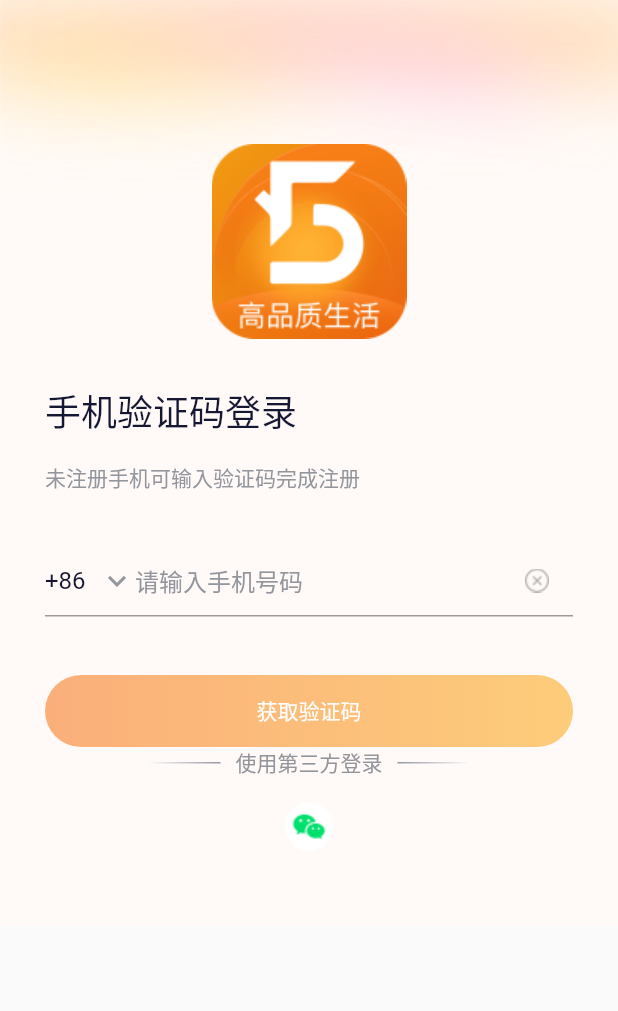
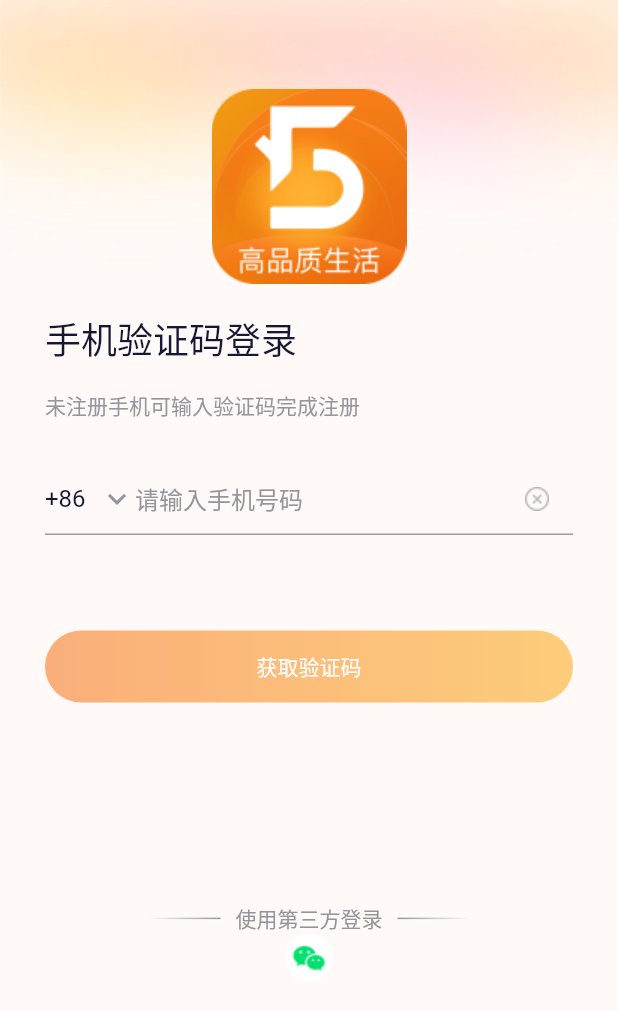
Before and after one commit to TalkMu/xiaowu, a Flutter app: the screen it shows after launch, on a phone screen of 412 x 824 dp. Shown: the top 1011 px of the screen. Run offline on Flutter 3.47's test engine with Material 2 defaults, Android fonts, the phone set to English and light mode, and no system bars; our stand-ins replace flutter_screenutil.

Commit message:
完成登录页面

```diff
--- a/lib/page/login/LoginPage.dart
+++ b/lib/page/login/LoginPage.dart
@@ -1,5 +1,6 @@
 import 'package:flutter/cupertino.dart';
 import 'package:flutter/material.dart';
+import 'package:flutter_screenutil/flutter_screenutil.dart';
 import 'package:xiaowu/util/ColorUtil.dart';
 
 class LoginPage extends StatefulWidget {
@@ -11,38 +12,24 @@ class LoginPage extends StatefulWidget {
 
 class _LoginPageState extends State<LoginPage> {
   TextEditingController phoneController = new TextEditingController();
+
   @override
   Widget build(BuildContext context) {
-    return Scaffold(
-        body:SingleChildScrollView(
-          child: GestureDetector(
-            behavior: HitTestBehavior.translucent,
-            onTap: () {
-              // 触摸收起键盘
-              FocusScope.of(context).requestFocus(FocusNode());
-            },
-            child: Container(
-                decoration: BoxDecoration(
-                  image: new DecorationImage(
-                    fit: BoxFit.fill,
-                    image: AssetImage("assets/images/login/bg.png"),
-                  ),
-                ),
-                child: Container(
-                  margin: EdgeInsets.symmetric(vertical: 0, horizontal: 30),
-                  child: Column(
-                    children: [
-                      Container(
-                        margin: EdgeInsets.only(top: 96),
+    ScreenUtil.instance = ScreenUtil(width:750,height:1334)..init(context);
+
+    Widget logoSection = Container(
       child: Image.asset(
         "assets/images/login/logo.png",
         width: 130,
         height: 130,
       ),
-                      ),
+    );
+
+    Widget labelSection = Container(
+      child: Column(
+        crossAxisAlignment: CrossAxisAlignment.start,
+        children: [
           Container(
-                        alignment: Alignment(-1, 0),
-                        margin: EdgeInsets.only(top: 30),
             child: Text(
               "手机验证码登录",
               style: TextStyle(
@@ -50,7 +37,6 @@ class _LoginPageState extends State<LoginPage> {
             ),
           ),
           Container(
-                        alignment: Alignment(-1, 0),
             margin: EdgeInsets.only(top: 16),
             child: Text(
               "未注册手机可输入验证码完成注册",
@@ -58,8 +44,12 @@ class _LoginPageState extends State<LoginPage> {
                   fontSize: 14, color: ColorUtil.fromHex('#FF94969E')),
             ),
           ),
-                      Container(
-                        margin: EdgeInsets.only(top: 34),
+        ],
+      ),
+    );
+
+    Widget phoneSection = Container(
+
       child: TextField(
         controller: phoneController,
         keyboardType: TextInputType.number,
@@ -76,8 +66,7 @@ class _LoginPageState extends State<LoginPage> {
                   child: Text(
                     "+86",
                     style: TextStyle(
-                                          color: ColorUtil.fromHex("#161833"),
-                                          fontSize: 16),
+                        color: ColorUtil.fromHex("#161833"), fontSize: 16),
                   ),
                 ),
                 Container(
@@ -91,14 +80,12 @@ class _LoginPageState extends State<LoginPage> {
             ),
           ),
           border: UnderlineInputBorder(
-                              borderSide:
-                              BorderSide(color: ColorUtil.fromHex("#DDDEDD")),
+            borderSide: BorderSide(color: ColorUtil.fromHex("#DDDEDD")),
           ),
           focusedBorder: UnderlineInputBorder(
-                                borderSide: BorderSide(
-                                    color: ColorUtil.fromHex("#DDDEDD"))),
+              borderSide: BorderSide(color: ColorUtil.fromHex("#DDDEDD"))),
           suffixIcon: GestureDetector(
-                              onTap: (){
+            onTap: () {
               this.phoneController.clear();
             },
             child: Image.asset("assets/images/login/cha.png"),
@@ -106,9 +93,10 @@ class _LoginPageState extends State<LoginPage> {
         ),
         autofocus: false,
       ),
-                      ),
-                      Opacity(
-                        opacity: this.checkPhone()?1:0.5,
+    );
+
+    Widget btnSection = Opacity(
+      opacity: this.checkPhone() ? 1 : 0.5,
       child: Container(
         margin: EdgeInsets.only(top: 39),
         width: MediaQuery.of(context).size.width,
@@ -125,12 +113,16 @@ class _LoginPageState extends State<LoginPage> {
             '获取验证码',
             style: TextStyle(color: Colors.white),
           ),
-                            onPressed: ()=>this.checkPhone()?this.getVerificationCode():null,
+          onPressed: () =>
+              this.checkPhone() ? this.getVerificationCode() : null,
         ),
       ),
-                      ),
+    );
+
+    Widget weiXinSection = Container(
+      child: Column(
+        children: [
           Container(
-                        margin: EdgeInsets.only(bottom: 16),
             child: Row(
               mainAxisAlignment: MainAxisAlignment.center,
               children: [
@@ -143,11 +135,18 @@ class _LoginPageState extends State<LoginPage> {
                       ],
                     ),
                   ),
-                              child: Container(width: 50, height: 1,),
+                  child: Container(
+                    width: 50,
+                    height: 1,
+                  ),
                 ),
                 Container(
                   margin: EdgeInsets.only(left: 10),
-                              child: Text("使用第三方登录",style: TextStyle(color: ColorUtil.fromHex("#93959B"),fontSize: 14),),
+                  child: Text(
+                    "使用第三方登录",
+                    style: TextStyle(
+                        color: ColorUtil.fromHex("#93959B"), fontSize: 14),
+                  ),
                 ),
                 Container(
                   margin: EdgeInsets.only(left: 10),
@@ -159,15 +158,17 @@ class _LoginPageState extends State<LoginPage> {
                       ],
                     ),
                   ),
-                              child: Container(width: 50, height: 1,),
+                  child: Container(
+                    width: 50,
+                    height: 1,
+                  ),
                 ),
               ],
             ),
           ),
           Container(
-                        margin: EdgeInsets.only(bottom: 50),
             child: GestureDetector(
-                          onTap: (){
+              onTap: () {
                 this.weiXinLogin();
               },
               child: Image.asset(
@@ -179,30 +180,62 @@ class _LoginPageState extends State<LoginPage> {
           ),
         ],
       ),
+    );
+
+    return Scaffold(
+        body:GestureDetector(
+          behavior: HitTestBehavior.translucent,
+          onTap: () {
+            // 触摸收起键盘
+            FocusScope.of(context).requestFocus(FocusNode());
+          },
+          child: Container(
+              decoration: BoxDecoration(
+                image: new DecorationImage(
+                  fit: BoxFit.fill,
+                  image: AssetImage("assets/images/login/bg.png"),
+                ),
+              ),
+              child: Container(
+                margin: EdgeInsets.symmetric(vertical: 0,horizontal: 30),
+                child: new ListView(
+                  children: <Widget>[
+                    new SizedBox(height: ScreenUtil().setHeight(96),),
+                    logoSection,
+                    new SizedBox(height: ScreenUtil().setHeight(30),),
+                    labelSection,
+                    new SizedBox(height: ScreenUtil().setHeight(45),),
+                    phoneSection,
+                    new SizedBox(height: ScreenUtil().setHeight(40),),
+                    btnSection,
+                    new SizedBox(height: ScreenUtil().setHeight(216),),
+                    weiXinSection,
+                    new SizedBox(height: ScreenUtil().setHeight(53),),
+                  ],
                 )),
-          ),
+              )
         )
     );
   }
 
   /// 校验电话号码是否通过
-  bool checkPhone(){
+  bool checkPhone() {
     var phone = this.phoneController.text;
-    if(phone.isEmpty){
+    if (phone.isEmpty) {
       return false;
     }
-    if(phone.length != 11){
+    if (phone.length != 11) {
       return false;
     }
     return true;
   }
 
-  bool getVerificationCode(){
+  bool getVerificationCode() {
     print("获取验证码");
     return true;
   }
 
-  bool weiXinLogin(){
+  bool weiXinLogin() {
     print("点击微信登录");
     return true;
   }
--- a/pubspec.yaml
+++ b/pubspec.yaml
@@ -28,6 +28,7 @@ dependencies:
   # The following adds the Cupertino Icons font to your application.
   # Use with the CupertinoIcons class for iOS style icons.
   cupertino_icons: ^1.0.2
+  flutter_screenutil: ^0.4.2
 
 dev_dependencies:
   flutter_test:
```
Also changed, not shown: pubspec.lock. Lines whose indentation alone changed are shown as unchanged.
